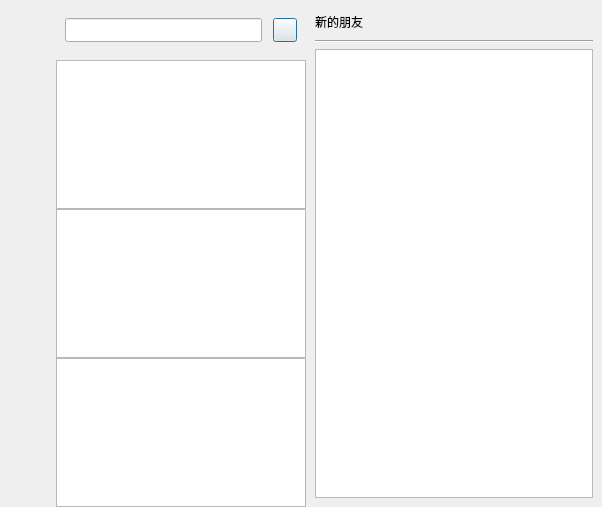
Qt form client/llfcchat/chatdialog.ui (xiegd/chat) before a commit.
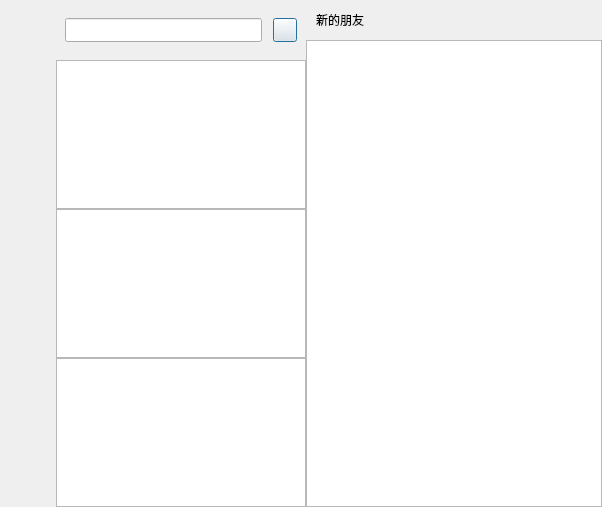
The same form after that commit. Custom widgets are drawn as their Qt base class.

What changed in the file:
```diff
--- a/client/llfcchat/chatdialog.ui
+++ b/client/llfcchat/chatdialog.ui
@@ -642,18 +642,73 @@
      </widget>
      <widget class="QWidget" name="friend_apply_page">
       <layout class="QVBoxLayout" name="verticalLayout_6">
+       <property name="spacing">
+        <number>0</number>
+       </property>
+       <property name="leftMargin">
+        <number>0</number>
+       </property>
+       <property name="topMargin">
+        <number>0</number>
+       </property>
+       <property name="rightMargin">
+        <number>0</number>
+       </property>
+       <property name="bottomMargin">
+        <number>0</number>
+       </property>
+       <item>
+        <widget class="QWidget" name="friend_apply_wid" native="true">
+         <property name="minimumSize">
+          <size>
+           <width>0</width>
+           <height>0</height>
+          </size>
+         </property>
+         <layout class="QHBoxLayout" name="horizontalLayout_7">
+          <property name="spacing">
+           <number>0</number>
+          </property>
+          <property name="leftMargin">
+           <number>0</number>
+          </property>
+          <property name="topMargin">
+           <number>0</number>
+          </property>
+          <property name="rightMargin">
+           <number>0</number>
+          </property>
+          <property name="bottomMargin">
+           <number>0</number>
+          </property>
+          <item>
+           <spacer name="horizontalSpacer_8">
+            <property name="orientation">
+             <enum>Qt::Horizontal</enum>
+            </property>
+            <property name="sizeType">
+             <enum>QSizePolicy::Fixed</enum>
+            </property>
+            <property name="sizeHint" stdset="0">
+             <size>
+              <width>10</width>
+              <height>20</height>
+             </size>
+            </property>
+           </spacer>
+          </item>
        <item>
         <widget class="QLabel" name="friend_apply_lb">
          <property name="minimumSize">
           <size>
            <width>0</width>
-           <height>25</height>
+              <height>40</height>
           </size>
          </property>
          <property name="maximumSize">
           <size>
            <width>16777215</width>
-           <height>25</height>
+              <height>40</height>
           </size>
          </property>
          <property name="text">
@@ -661,11 +716,7 @@
          </property>
         </widget>
        </item>
-       <item>
-        <widget class="Line" name="line">
-         <property name="orientation">
-          <enum>Qt::Horizontal</enum>
-         </property>
+         </layout>
         </widget>
        </item>
        <item>
@@ -745,6 +796,11 @@
    <extends>QListWidget</extends>
    <header location="global">contactuserlist.h</header>
   </customwidget>
+  <customwidget>
+   <class>ApplyFriendList</class>
+   <extends>QListWidget</extends>
+   <header location="global">applyfriendlist.h</header>
+  </customwidget>
  </customwidgets>
  <resources/>
  <connections/>
```
Left out of the diff: 2 changed lines with no effect on the pictures. Lines whose indentation alone changed are shown as unchanged.
